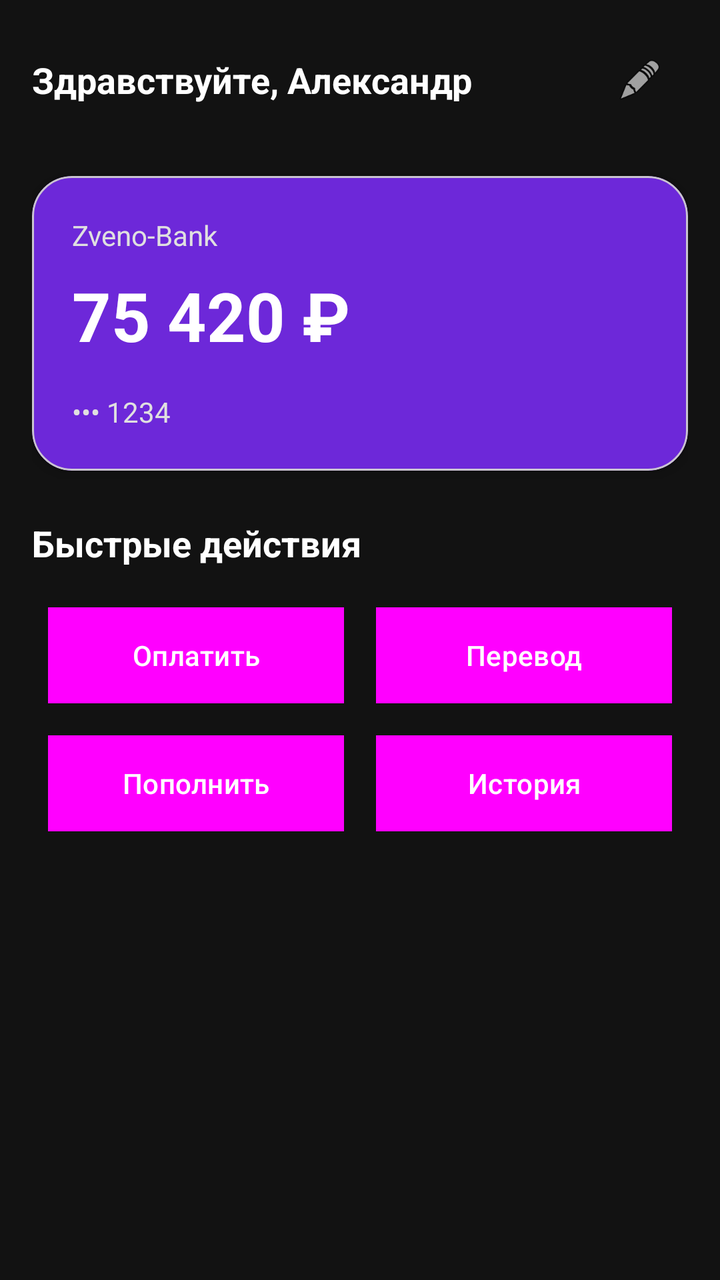
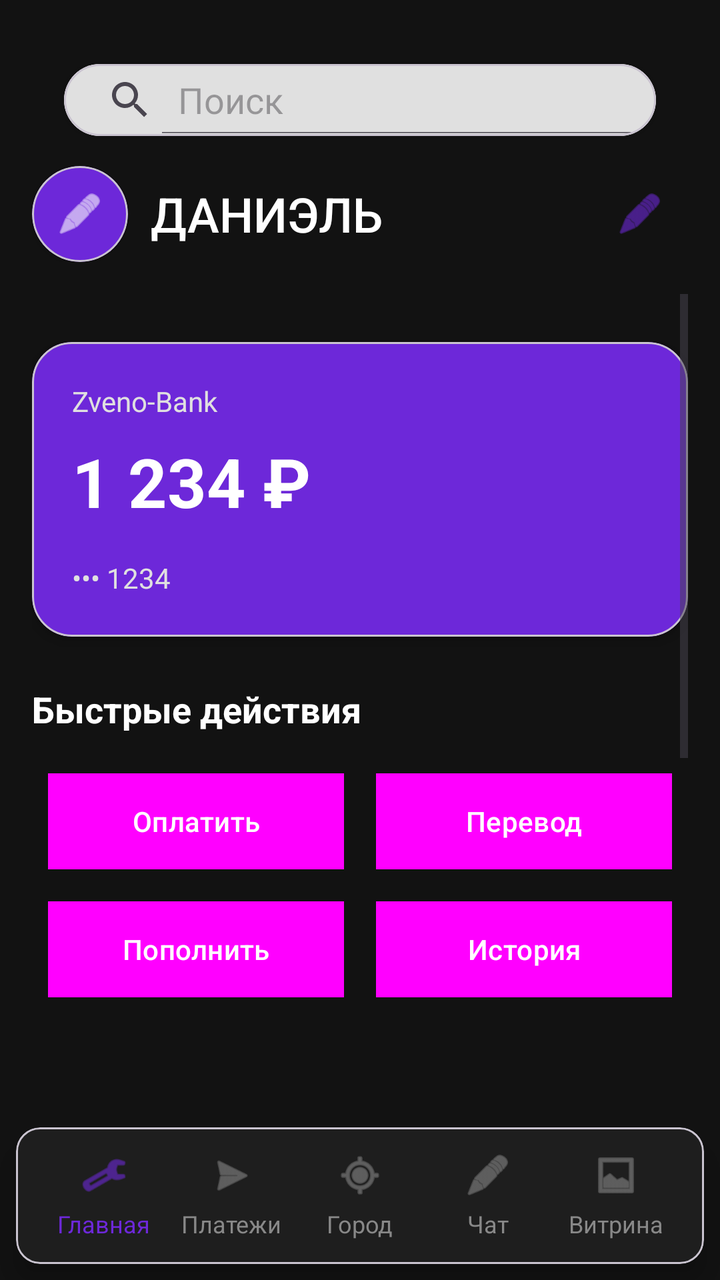

Two renders of the same Android screen: before a commit and after it. Below are the layout's source before the change and the commit's diff.
<!-- AndroidManifest.xml: application theme Theme.ZvenoBank -->
<!-- res/layout/activity_main.xml -->
<?xml version="1.0" encoding="utf-8"?>
<LinearLayout xmlns:android="http://schemas.android.com/apk/res/android"
    xmlns:app="http://schemas.android.com/apk/res-auto"
    android:layout_width="match_parent"
    android:layout_height="match_parent"
    android:orientation="vertical"
    android:background="@color/background"
    android:padding="16dp">

    
    <LinearLayout
        android:layout_width="match_parent"
        android:layout_height="wrap_content"
        android:orientation="horizontal"
        android:gravity="center_vertical">

        <TextView
            android:layout_width="0dp"
            android:layout_height="wrap_content"
            android:layout_weight="1"
            android:text="Здравствуйте, Александр"
            android:textColor="@android:color/white"
            android:textSize="18sp"
            android:textStyle="bold" />

        <ImageView
            android:layout_width="48dp"
            android:layout_height="48dp"
            android:src="@android:drawable/ic_menu_edit"
            android:background="@color/background"
            android:padding="12dp" />

    </LinearLayout>

    
    <com.google.android.material.card.MaterialCardView
        android:layout_width="match_parent"
        android:layout_height="wrap_content"
        android:layout_marginTop="24dp"
        app:cardCornerRadius="20dp"
        app:cardBackgroundColor="@color/card_purple"
        app:cardElevation="4dp">

        <LinearLayout
            android:layout_width="match_parent"
            android:layout_height="wrap_content"
            android:orientation="vertical"
            android:padding="20dp">

            <TextView
                android:layout_width="wrap_content"
                android:layout_height="wrap_content"
                android:text="Zveno-Bank"
                android:textColor="#E0E0E0"
                android:textSize="14sp" />

            <TextView
                android:id="@+id/balance_amount"
                android:layout_width="wrap_content"
                android:layout_height="wrap_content"
                android:text="75 420 ₽"
                android:textColor="@android:color/white"
                android:textSize="34sp"
                android:textStyle="bold"
                android:layout_marginTop="8dp" />

            <TextView
                android:layout_width="wrap_content"
                android:layout_height="wrap_content"
                android:text="••• 1234"
                android:textColor="#E0E0E0"
                android:layout_marginTop="16dp" />

        </LinearLayout>

    </com.google.android.material.card.MaterialCardView>

    
    <TextView
        android:layout_width="match_parent"
        android:layout_height="wrap_content"
        android:text="Быстрые действия"
        android:textColor="@android:color/white"
        android:textStyle="bold"
        android:textSize="18sp"
        android:layout_marginTop="24dp"
        android:layout_marginBottom="12dp" />

    <GridLayout
        android:layout_width="match_parent"
        android:layout_height="wrap_content"
        android:rowCount="2"
        android:columnCount="2">

        <Button
            android:id="@+id/btn_pay"
            style="@style/ActionButtonStyle"
            android:text="Оплатить" />

        <Button
            android:id="@+id/btn_transfer"
            style="@style/ActionButtonStyle"
            android:text="Перевод" />

        <Button
            android:id="@+id/btn_topup"
            style="@style/ActionButtonStyle"
            android:text="Пополнить" />

        <Button
            android:id="@+id/btn_more"
            style="@style/ActionButtonStyle"
            android:text="История" />

    </GridLayout>

</LinearLayout>
<!-- resources referenced by this layout -->
<resources>
  <color name="background">#121212</color>
  <color name="card_purple">#6D28D9</color>
  <style name="ActionButtonStyle" parent="Widget.Material3.Button"> 
          <item name="android:layout_width">0dp</item>
          <item name="android:layout_height">wrap_content</item>
          <item name="android:layout_margin">8dp</item>
          <item name="android:layout_columnWeight">1</item>
          <item name="android:background">@color/button_gray</item>
          <item name="android:textColor">@android:color/white</item>
          <item name="android:stateListAnimator">@null</item>
          <item name="cornerRadius">16dp</item>
      </style>
  <style name="Theme.ZvenoBank" parent="Base.Theme.ZvenoBank" />
  <color name="button_gray">#2A2A2A</color>
  <style name="Base.Theme.ZvenoBank" parent="Theme.Material3.DayNight.NoActionBar">
          
          
      </style>
</resources>

<!-- the commit's change to res/layout/activity_main.xml (unified diff, before → after) -->
@@ -4,114 +4,395 @@
     android:layout_width="match_parent"
     android:layout_height="match_parent"
     android:orientation="vertical"
-    android:background="@color/background"
-    android:padding="16dp">
+    android:background="@color/background">
 
     
     <LinearLayout
         android:layout_width="match_parent"
         android:layout_height="wrap_content"
-        android:orientation="horizontal"
-        android:gravity="center_vertical">
-
-        <TextView
-            android:layout_width="0dp"
+        android:orientation="vertical"
+        android:padding="16dp">
+
+        
+        <com.google.android.material.card.MaterialCardView
+            android:layout_width="match_parent"
+            android:layout_height="36dp"
+            android:layout_marginHorizontal="16dp"
+            android:layout_marginTop="16dp"
+            app:cardCornerRadius="24dp"
+            app:cardElevation="2dp">
+
+            <SearchView
+                android:layout_width="match_parent"
+                android:layout_height="wrap_content"
+                android:background="#E0E0E0"
+                android:queryHint="Поиск"
+                android:iconifiedByDefault="false"
+                android:padding="1dp" />
+        </com.google.android.material.card.MaterialCardView>
+
+        
+        <LinearLayout
+            android:id="@+id/profile_container"
+            android:layout_width="match_parent"
             android:layout_height="wrap_content"
-            android:layout_weight="1"
-            android:text="Здравствуйте, Александр"
-            android:textColor="@android:color/white"
-            android:textSize="18sp"
-            android:textStyle="bold" />
-
-        <ImageView
-            android:layout_width="48dp"
-            android:layout_height="48dp"
-            android:src="@android:drawable/ic_menu_edit"
-            android:background="@color/background"
-            android:padding="12dp" />
+            android:layout_marginTop="15dp"
+            android:orientation="horizontal"
+            android:gravity="center_vertical"
+            android:clickable="true"
+            android:focusable="true"
+            android:baselineAligned="false">
+
+            
+            <com.google.android.material.card.MaterialCardView
+                android:layout_width="48dp"
+                android:layout_height="48dp"
+                app:cardCornerRadius="24dp"
+                app:cardBackgroundColor="@color/card_purple"
+                app:cardElevation="2dp">
+
+                <ImageView
+                    android:layout_width="match_parent"
+                    android:layout_height="match_parent"
+                    android:src="@android:drawable/ic_menu_edit"
+                    android:padding="12dp"
+                    app:tint="@android:color/white"
+                    android:contentDescription="@string/cd_profile_avatar" />
+            </com.google.android.material.card.MaterialCardView>
+
+            
+            <Button
+                android:id="@+id/button"
+                android:layout_width="150dp"
+                android:layout_height="wrap_content"
+                android:background="@null"
+                android:text="@string/user_name"
+                android:paddingStart="-12dp"
+                android:paddingEnd="12dp"
+                android:textSize="24sp"
+                android:textColor="@android:color/white" />
+
+            <Space
+                android:layout_width="0dp"
+                android:layout_height="0dp"
+                android:layout_weight="1" />
+
+            
+            <ImageView
+                android:id="@+id/referral_button"
+                android:layout_width="48dp"
+                android:layout_height="48dp"
+                android:padding="12dp"
+                android:src="@android:drawable/ic_menu_edit"
+                app:tint="@color/card_purple"
+                android:clickable="true"
+                android:focusable="true"
+                android:background="?attr/selectableItemBackgroundBorderless"
+                android:contentDescription="@string/cd_referral" />
+
+        </LinearLayout>
 
     </LinearLayout>
+
+    
+    <ScrollView
+        android:layout_width="match_parent"
+        android:layout_height="0dp"
+        android:layout_weight="1"
+        android:paddingHorizontal="16dp"
+        android:paddingBottom="16dp">
+
+        <LinearLayout
+            android:layout_width="match_parent"
+            android:layout_height="wrap_content"
+            android:orientation="vertical">
+
+            
+            <com.google.android.material.card.MaterialCardView
+                android:layout_width="match_parent"
+                android:layout_height="wrap_content"
+                android:layout_marginTop="24dp"
+                app:cardCornerRadius="20dp"
+                app:cardBackgroundColor="@color/card_purple"
+                app:cardElevation="4dp">
+
+                <LinearLayout
+                    android:layout_width="match_parent"
+                    android:layout_height="wrap_content"
+                    android:orientation="vertical"
+                    android:padding="20dp">
+
+                    <TextView
+                        android:layout_width="wrap_content"
+                        android:layout_height="wrap_content"
+                        android:text="@string/bank_name"
+                        android:textColor="@color/text_secondary"
+                        android:textSize="14sp" />
+
+                    <TextView
+                        android:id="@+id/balance_amount"
+                        android:layout_width="wrap_content"
+                        android:layout_height="wrap_content"
+                        android:text="@string/balance_amount"
+                        android:textColor="@android:color/white"
+                        android:textSize="34sp"
+                        android:textStyle="bold"
+                        android:layout_marginTop="8dp" />
+
+                    <TextView
+                        android:layout_width="wrap_content"
+                        android:layout_height="wrap_content"
+                        android:text="@string/card_number"
+                        android:textColor="@color/text_secondary"
+                        android:layout_marginTop="16dp" />
+
+                </LinearLayout>
+
+            </com.google.android.material.card.MaterialCardView>
+
+            
+            <TextView
+                android:layout_width="match_parent"
+                android:layout_height="wrap_content"
+                android:text="@string/quick_actions"
+                android:textColor="@android:color/white"
+                android:textStyle="bold"
+                android:textSize="18sp"
+                android:layout_marginTop="24dp"
+                android:layout_marginBottom="12dp" />
+
+            <GridLayout
+                android:layout_width="match_parent"
+                android:layout_height="wrap_content"
+                android:rowCount="2"
+                android:columnCount="2"
+                android:baselineAligned="false">
+
+                <Button
+                    android:id="@+id/btn_pay"
+                    style="@style/ActionButtonStyle"
+                    android:text="@string/pay" />
+
+                <Button
+                    android:id="@+id/btn_transfer"
+                    style="@style/ActionButtonStyle"
+                    android:text="@string/transfer" />
+
+                <Button
+                    android:id="@+id/btn_topup"
+                    style="@style/ActionButtonStyle"
+                    android:text="@string/top_up" />
+
+                <Button
+                    android:id="@+id/btn_more"
+                    style="@style/ActionButtonStyle"
+                    android:text="@string/history" />
+
+            </GridLayout>
+
+            
+            <TextView
+                android:layout_width="match_parent"
+                android:layout_height="wrap_content"
+                android:text="@string/recent_operations"
+                android:textColor="@android:color/white"
+                android:textStyle="bold"
+                android:textSize="18sp"
+                android:layout_marginTop="32dp"
+                android:layout_marginBottom="12dp" />
+
+            <TextView
+                android:layout_width="match_parent"
+                android:layout_height="80dp"
+                android:text="@string/operation_cafe"
+                android:textColor="@android:color/white"
+                android:background="@color/button_gray"
+                android:gravity="center|start"
+                android:padding="16dp"
+                android:layout_marginBottom="8dp" />
+
+            <TextView
+                android:layout_width="match_parent"
+                android:layout_height="80dp"
+                android:text="@string/operation_transfer"
+                android:textColor="@android:color/white"
+                android:background="@color/button_gray"
+                android:gravity="center|start"
+                android:padding="16dp"
+                android:layout_marginBottom="8dp" />
+
+            <TextView
+                android:layout_width="match_parent"
+                android:layout_height="80dp"
+                android:text="@string/operation_topup"
+                android:textColor="@android:color/white"
+                android:background="@color/button_gray"
+                android:gravity="center|start"
+                android:padding="16dp"
+                android:layout_marginBottom="8dp" />
+
+        </LinearLayout>
+
+    </ScrollView>
 
     
     <com.google.android.material.card.MaterialCardView
         android:layout_width="match_parent"
         android:layout_height="wrap_content"
-        android:layout_marginTop="24dp"
-        app:cardCornerRadius="20dp"
-        app:cardBackgroundColor="@color/card_purple"
-        app:cardElevation="4dp">
+        android:layout_margin="8dp"
+        app:cardElevation="8dp"
+        app:cardBackgroundColor="#1E1E1E">
 
         <LinearLayout
             android:layout_width="match_parent"
             android:layout_height="wrap_content"
-            android:orientation="vertical"
-            android:padding="20dp">
-
-            <TextView
-                android:layout_width="wrap_content"
-                android:layout_height="wrap_content"
-                android:text="Zveno-Bank"
-                android:textColor="#E0E0E0"
-                android:textSize="14sp" />
-
-            <TextView
-                android:id="@+id/balance_amount"
-                android:layout_width="wrap_content"
-                android:layout_height="wrap_content"
-                android:text="75 420 ₽"
-                android:textColor="@android:color/white"
-                android:textSize="34sp"
-                android:textStyle="bold"
-                android:layout_marginTop="8dp" />
-
-            <TextView
-                android:layout_width="wrap_content"
-                android:layout_height="wrap_content"
-                android:text="••• 1234"
-                android:textColor="#E0E0E0"
-                android:layout_marginTop="16dp" />
+            android:orientation="horizontal"
+            android:gravity="center"
+            android:padding="12dp"
+            android:baselineAligned="false">
+
+            
+            <LinearLayout
+                android:id="@+id/nav_home"
+                android:layout_width="0dp"
+                android:layout_height="wrap_content"
+                android:layout_weight="1"
+                android:orientation="vertical"
+                android:gravity="center"
+                android:clickable="true"
+                android:focusable="true"
+                android:background="?attr/selectableItemBackgroundBorderless">
+
+                <ImageView
+                    android:layout_width="24dp"
+                    android:layout_height="24dp"
+                    android:src="@android:drawable/ic_menu_manage"
+                    app:tint="@color/nav_active"
+                    android:contentDescription="@string/cd_home" />
+
+                <TextView
+                    android:layout_width="wrap_content"
+                    android:layout_height="wrap_content"
+                    android:text="@string/nav_home"
+                    android:textSize="12sp"
+                    android:textColor="@color/nav_active"
+                    android:layout_marginTop="4dp" />
+            </LinearLayout>
+
+            
+            <LinearLayout
+                android:id="@+id/nav_payments"
+                android:layout_width="0dp"
+                android:layout_height="wrap_content"
+                android:layout_weight="1"
+                android:orientation="vertical"
+                android:gravity="center"
+                android:clickable="true"
+                android:focusable="true"
+                android:background="?attr/selectableItemBackgroundBorderless">
+
+                <ImageView
+                    android:layout_width="24dp"
+                    android:layout_height="24dp"
+                    android:src="@android:drawable/ic_menu_send"
+                    app:tint="@color/nav_inactive"
+                    android:contentDescription="@string/cd_payments" />
+
+                <TextView
+                    android:layout_width="wrap_content"
+                    android:layout_height="wrap_content"
+                    android:text="@string/nav_payments"
+                    android:textSize="12sp"
+                    android:textColor="@color/nav_inactive"
+                    android:layout_marginTop="4dp" />
+            </LinearLayout>
+
+            
+            <LinearLayout
+                android:id="@+id/nav_city"
+                android:layout_width="0dp"
+                android:layout_height="wrap_content"
+                android:layout_weight="1"
+                android:orientation="vertical"
+                android:gravity="center"
+                android:clickable="true"
+                android:focusable="true"
+                android:background="?attr/selectableItemBackgroundBorderless">
+
+                <ImageView
+                    android:layout_width="24dp"
+                    android:layout_height="24dp"
+                    android:src="@android:drawable/ic_menu_mylocation"
+                    app:tint="@color/nav_inactive"
+                    android:contentDescription="@string/cd_city" />
+
+                <TextView
+                    android:layout_width="wrap_content"
+                    android:layout_height="wrap_content"
+                    android:text="@string/nav_city"
+                    android:textSize="12sp"
+                    android:textColor="@color/nav_inactive"
+                    android:layout_marginTop="4dp" />
+            </LinearLayout>
+
+            
+            <LinearLayout
+                android:id="@+id/nav_chat"
+                android:layout_width="0dp"
+                android:layout_height="wrap_content"
+                android:layout_weight="1"
+                android:orientation="vertical"
+                android:gravity="center"
+                android:clickable="true"
+                android:focusable="true"
+                android:background="?attr/selectableItemBackgroundBorderless">
+
+                <ImageView
+                    android:layout_width="24dp"
+                    android:layout_height="24dp"
+                    android:src="@android:drawable/ic_menu_edit"
+                    app:tint="@color/nav_inactive"
+                    android:contentDescription="@string/cd_chat" />
+
+                <TextView
+                    android:layout_width="wrap_content"
+                    android:layout_height="wrap_content"
+                    android:text="@string/nav_chat"
+                    android:textSize="12sp"
+                    android:textColor="@color/nav_inactive"
+                    android:layout_marginTop="4dp" />
+            </LinearLayout>
+
+            
+            <LinearLayout
+                android:id="@+id/nav_shop"
+                android:layout_width="0dp"
+                android:layout_height="wrap_content"
+                android:layout_weight="1"
+                android:orientation="vertical"
+                android:gravity="center"
+                android:clickable="true"
+                android:focusable="true"
+                android:background="?attr/selectableItemBackgroundBorderless">
+
+                <ImageView
+                    android:layout_width="24dp"
+                    android:layout_height="24dp"
+                    android:src="@android:drawable/ic_menu_gallery"
+                    app:tint="@color/nav_inactive"
+                    android:contentDescription="@string/cd_shop" />
+
+                <TextView
+                    android:layout_width="wrap_content"
+                    android:layout_height="wrap_content"
+                    android:text="@string/nav_shop"
+                    android:textSize="12sp"
+                    android:textColor="@color/nav_inactive"
+                    android:layout_marginTop="4dp" />
+            </LinearLayout>
 
         </LinearLayout>
 
     </com.google.android.material.card.MaterialCardView>
 
-    
-    <TextView
-        android:layout_width="match_parent"
-        android:layout_height="wrap_content"
-        android:text="Быстрые действия"
-        android:textColor="@android:color/white"
-        android:textStyle="bold"
-        android:textSize="18sp"
-        android:layout_marginTop="24dp"
-        android:layout_marginBottom="12dp" />
-
-    <GridLayout
-        android:layout_width="match_parent"
-        android:layout_height="wrap_content"
-        android:rowCount="2"
-        android:columnCount="2">
-
-        <Button
-            android:id="@+id/btn_pay"
-            style="@style/ActionButtonStyle"
-            android:text="Оплатить" />
-
-        <Button
-            android:id="@+id/btn_transfer"
-            style="@style/ActionButtonStyle"
-            android:text="Перевод" />
-
-        <Button
-            android:id="@+id/btn_topup"
-            style="@style/ActionButtonStyle"
-            android:text="Пополнить" />
-
-        <Button
-            android:id="@+id/btn_more"
-            style="@style/ActionButtonStyle"
-            android:text="История" />
-
-    </GridLayout>
-
 </LinearLayout>
<!-- resource entries referenced after the edit -->
@@ -1,19 +1,48 @@
 <!-- resources referenced by this layout -->
 <resources>
   <color name="background">#121212</color>
+  <color name="button_gray">#2A2A2A</color>
   <color name="card_purple">#6D28D9</color>
-  <style name="ActionButtonStyle" parent="Widget.Material3.Button"> 
+  <color name="nav_active">#6D28D9</color>
+  <color name="nav_inactive">#888888</color>
+  <color name="text_secondary">#E0E0E0</color>
+  <string name="balance_amount">1 234 ₽</string>
+  <string name="bank_name">Zveno-Bank</string>
+  <string name="card_number">••• 1234</string>
+  <string name="cd_chat">Чат</string>
+  <string name="cd_city">Город</string>
+  <string name="cd_home">Главная</string>
+  <string name="cd_payments">Платежи</string>
+  <string name="cd_profile_avatar">Аватар профиля</string>
+  <string name="cd_referral">Реферальная программа</string>
+  <string name="cd_shop">Витрина</string>
+  <string name="history">История</string>
+  <string name="nav_chat">Чат</string>
+  <string name="nav_city">Город</string>
+  <string name="nav_home">Главная</string>
+  <string name="nav_payments">Платежи</string>
+  <string name="nav_shop">Витрина</string>
+  <string name="operation_cafe">Оплата кафе</string>
+  <string name="operation_topup">Пополнение с карты</string>
+  <string name="operation_transfer">Перевод Даниэлю</string>
+  <string name="pay">Оплатить</string>
+  <string name="quick_actions">Быстрые действия</string>
+  <string name="recent_operations">Последние операции</string>
+  <string name="top_up">Пополнить</string>
+  <string name="transfer">Перевод</string>
+  <string name="user_name">Даниэль</string>
+  <style name="ActionButtonStyle" parent="Widget.Material3.Button">
           <item name="android:layout_width">0dp</item>
           <item name="android:layout_height">wrap_content</item>
           <item name="android:layout_margin">8dp</item>
           <item name="android:layout_columnWeight">1</item>
           <item name="android:background">@color/button_gray</item>
           <item name="android:textColor">@android:color/white</item>
+          <item name="android:textSize">14sp</item>
           <item name="android:stateListAnimator">@null</item>
           <item name="cornerRadius">16dp</item>
       </style>
   <style name="Theme.ZvenoBank" parent="Base.Theme.ZvenoBank" />
-  <color name="button_gray">#2A2A2A</color>
   <style name="Base.Theme.ZvenoBank" parent="Theme.Material3.DayNight.NoActionBar">
           
           
